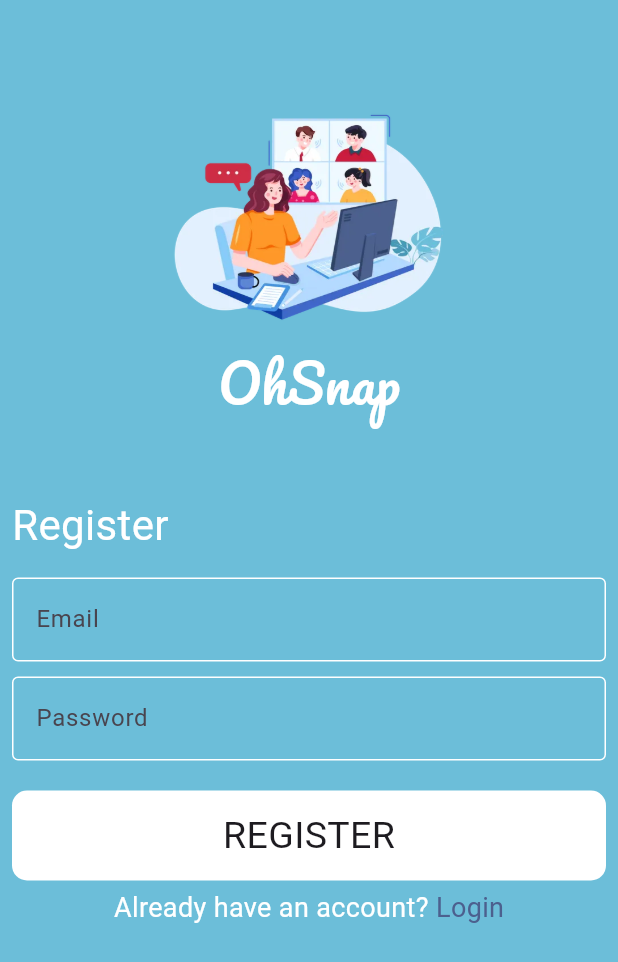
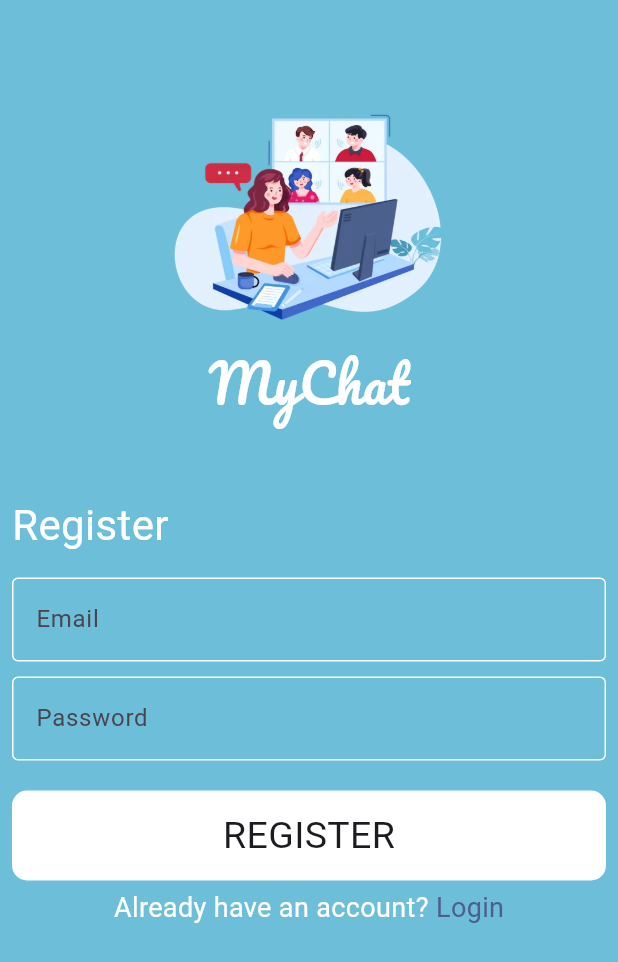
Before and after one commit to MarianAdly21/chatApp, a Flutter app: the screen it shows after launch, after a tap on "Register", on a phone screen of 412 x 824 dp. Shown: the top 962 px of the screen. Run offline on Flutter 3.47's test engine with Material 3 defaults, Android fonts, the phone set to English and light mode, and no system bars; drawn by our look-alikes of modal_progress_hud_nsn; our stand-ins replace cloud_firestore, firebase_auth, firebase_core; accounts and stored records are empty.

Commit message:
finished the app

```diff
--- a/lib/constants.dart
+++ b/lib/constants.dart
@@ -1,3 +1,7 @@
 import 'package:flutter/material.dart';
 
 const kPrimaryColor = Color(0xff6cbed9);
+const kLogo = 'assets/images/login2.webp';
+const keyMessageCollection = 'Messages';
+const kMessage = 'message';
+const kCreateAt = 'createAt';
--- a/lib/main.dart
+++ b/lib/main.dart
@@ -1,8 +1,15 @@
+import 'package:chat_app/views/chat_view.dart';
 import 'package:chat_app/views/login_view.dart';
 import 'package:chat_app/views/register_view.dart';
+import 'package:firebase_core/firebase_core.dart';
 import 'package:flutter/material.dart';
+import 'firebase_options.dart';
 
-void main() {
+void main() async {
+  WidgetsFlutterBinding.ensureInitialized();
+  await Firebase.initializeApp(
+    options: DefaultFirebaseOptions.currentPlatform,
+  );
   runApp(const ChatApp());
 }
 
@@ -13,11 +20,12 @@ class ChatApp extends StatelessWidget {
   Widget build(BuildContext context) {
     return MaterialApp(
       routes: {
-        'LoginView': (context) => LoginView(),
+        LoginView.id: (context) => const LoginView(),
         RegisterView.id: (context) => RegisterView(),
+        ChatView.id:(context) => ChatView(),
       },
       debugShowCheckedModeBanner: false,
-      initialRoute: 'LoginView',
+      initialRoute: LoginView.id,
     );
   }
 }
--- a/lib/views/login_view.dart
+++ b/lib/views/login_view.dart
@@ -1,32 +1,47 @@
 import 'package:chat_app/constants.dart';
+import 'package:chat_app/helper/show_snack_bar.dart';
+import 'package:chat_app/views/chat_view.dart';
 import 'package:chat_app/views/register_view.dart';
 import 'package:chat_app/widgets/custom_button.dart';
 import 'package:chat_app/widgets/custom_text_field.dart';
+import 'package:firebase_auth/firebase_auth.dart';
 import 'package:flutter/material.dart';
 
-class LoginView extends StatelessWidget {
+class LoginView extends StatefulWidget {
   const LoginView({super.key});
+  static String id = 'LoginView';
 
+  @override
+  State<LoginView> createState() => _LoginViewState();
+}
+
+class _LoginViewState extends State<LoginView> {
+  String? email;
+  String? password;
+  GlobalKey<FormState> formKey = GlobalKey();
+  bool isLoading = false;
   @override
   Widget build(BuildContext context) {
     return Scaffold(
       backgroundColor: kPrimaryColor,
       body: Padding(
         padding: const EdgeInsets.symmetric(horizontal: 8),
+        child: Form(
+          key: formKey,
           child: ListView(
             children: [
               const SizedBox(
                 height: 60,
               ),
               Image.asset(
-              'assets/images/login2.webp',
+                kLogo,
                 height: 170,
               ),
-            Row(
+              const Row(
                 mainAxisAlignment: MainAxisAlignment.center,
                 children: [
                   Text(
-                  "OhSnap",
+                    "MyChat",
                     style: TextStyle(
                       color: Colors.white,
                       fontSize: 35,
@@ -38,10 +53,10 @@ class LoginView extends StatelessWidget {
               const SizedBox(
                 height: 50,
               ),
-            Row(
+              const Row(
                 children: [
                   Text(
-                  'Sign in',
+                    'Login',
                     style: TextStyle(
                       fontSize: 28,
                       color: Colors.white,
@@ -50,20 +65,49 @@ class LoginView extends StatelessWidget {
                 ],
               ),
               const SizedBox(height: 15),
-            CustomTextWidget(
+              CustomFormTextField(
+                onChang: (data) {
+                  email = data;
+                },
                 hintText: 'Email',
               ),
               const SizedBox(
                 height: 10,
               ),
-            CustomTextWidget(
+              CustomFormTextField(
+                onChang: (data) {
+                  password = data;
+                },
                 hintText: 'Password',
+                isHidden: true,
               ),
               const SizedBox(
                 height: 20,
               ),
               CustomButton(
-              text: "Sign In",
+                text: "Login",
+                onTap: () async {
+                  isLoading = true;
+                  setState(() {});
+                  if (formKey.currentState!.validate()) {
+                    try {
+                      await userLogin();
+                      Navigator.pushNamed(context, ChatView.id,arguments: email);
+                    } on FirebaseAuthException catch (e) {
+                      if (e.code == 'user-not-found') {
+                        showSnackBar(context, 'No user found for that email.');
+                      } else if (e.code == 'wrong-password') {
+                        showSnackBar(
+                            context, 'Wrong password provided for that user.');
+                      }
+                    } catch (e) {
+                      print(e);
+                      showSnackBar(context, 'ther was an error');
+                    }
+                    isLoading = false;
+                    setState(() {});
+                  } else {}
+                },
               ),
               const SizedBox(
                 height: 5,
@@ -71,7 +115,7 @@ class LoginView extends StatelessWidget {
               Row(
                 mainAxisAlignment: MainAxisAlignment.center,
                 children: [
-                Text(
+                  const Text(
                     'Don\'t have an account?',
                     style: TextStyle(
                       color: Colors.white,
@@ -82,7 +126,7 @@ class LoginView extends StatelessWidget {
                     onTap: () {
                       Navigator.pushNamed(context, RegisterView.id);
                     },
-                  child: Text(
+                    child: const Text(
                       ' Register',
                       style: TextStyle(
                         color: Color(0xff4c608e),
@@ -95,6 +139,12 @@ class LoginView extends StatelessWidget {
             ],
           ),
         ),
+      ),
     );
   }
+
+  Future<void> userLogin() async {
+    UserCredential user = await FirebaseAuth.instance
+        .signInWithEmailAndPassword(email: email!, password: password!);
   }
+}
--- a/lib/views/register_view.dart
+++ b/lib/views/register_view.dart
@@ -1,31 +1,50 @@
 import 'package:chat_app/constants.dart';
+import 'package:chat_app/helper/show_snack_bar.dart';
+import 'package:chat_app/views/chat_view.dart';
 import 'package:chat_app/widgets/custom_button.dart';
 import 'package:chat_app/widgets/custom_text_field.dart';
+import 'package:firebase_auth/firebase_auth.dart';
 import 'package:flutter/material.dart';
+import 'package:modal_progress_hud_nsn/modal_progress_hud_nsn.dart';
 
-class RegisterView extends StatelessWidget {
-  const RegisterView({super.key});
+class RegisterView extends StatefulWidget {
+  RegisterView({super.key});
   static String id = "RegisterView";
+
+  @override
+  State<RegisterView> createState() => _RegisterViewState();
+}
+
+class _RegisterViewState extends State<RegisterView> {
+  String? email;
+  String? password;
+
+  GlobalKey<FormState> formKey = GlobalKey();
+  bool isLoading = false;
   @override
   Widget build(BuildContext context) {
-    return Scaffold(
+    return ModalProgressHUD(
+      inAsyncCall: isLoading,
+      child: Scaffold(
         backgroundColor: kPrimaryColor,
         body: Padding(
           padding: const EdgeInsets.symmetric(horizontal: 8),
+          child: Form(
+            key: formKey,
             child: ListView(
               children: [
                 const SizedBox(
                   height: 60,
                 ),
                 Image.asset(
-              'assets/images/login2.webp',
+                  kLogo,
                   height: 170,
                 ),
-            Row(
+                const Row(
                   mainAxisAlignment: MainAxisAlignment.center,
                   children: [
                     Text(
-                  "OhSnap",
+                      "MyChat",
                       style: TextStyle(
                         color: Colors.white,
                         fontSize: 35,
@@ -37,7 +56,7 @@ class RegisterView extends StatelessWidget {
                 const SizedBox(
                   height: 50,
                 ),
-            Row(
+                const Row(
                   children: [
                     Text(
                       'Register',
@@ -49,13 +68,29 @@ class RegisterView extends StatelessWidget {
                   ],
                 ),
                 const SizedBox(height: 15),
-            CustomTextWidget(
+                CustomFormTextField(
+                  onChang: (data) {
+                    email = data;
+                  },
+                  validator: (value) {
+                    if (value!.isEmpty) {
+                      return 'Please Enter the Email';
+                    }
+                  },
                   hintText: 'Email',
                 ),
                 const SizedBox(
                   height: 10,
                 ),
-            CustomTextWidget(
+                CustomFormTextField(
+                  onChang: (data) {
+                    password = data;
+                  },
+                  validator: (value) {
+                    if (value!.isEmpty) {
+                      return "Please Enter The Password";
+                    }
+                  },
                   hintText: 'Password',
                 ),
                 const SizedBox(
@@ -63,6 +98,28 @@ class RegisterView extends StatelessWidget {
                 ),
                 CustomButton(
                   text: "REGISTER",
+                  onTap: () async {
+                    isLoading = true;
+                    setState(() {});
+                    if (formKey.currentState!.validate()) {
+                      try {
+                        await registerUser();
+                        Navigator.pushNamed(context, ChatView.id,arguments: email);
+                      } on FirebaseAuthException catch (e) {
+                        if (e.code == 'weak-password') {
+                          showSnackBar(
+                              context, 'The password provided is too weak.');
+                        } else if (e.code == 'email-already-in-use') {
+                          showSnackBar(context,
+                              'The account already exists for that email.');
+                        }
+                      } catch (e) {
+                        showSnackBar(context, 'There Was an error');
+                      }
+                      isLoading = false;
+                      setState(() {});
+                    } else {}
+                  },
                 ),
                 const SizedBox(
                   height: 5,
@@ -70,7 +127,7 @@ class RegisterView extends StatelessWidget {
                 Row(
                   mainAxisAlignment: MainAxisAlignment.center,
                   children: [
-                Text(
+                    const Text(
                       'Already have an account?',
                       style: TextStyle(
                         color: Colors.white,
@@ -81,7 +138,7 @@ class RegisterView extends StatelessWidget {
                       onTap: () {
                         Navigator.pop(context);
                       },
-                  child: Text(
+                      child: const Text(
                         ' Login',
                         style: TextStyle(
                           color: Color(0xff4c608e),
@@ -94,6 +151,27 @@ class RegisterView extends StatelessWidget {
               ],
             ),
           ),
+        ),
+      ),
     );
   }
+
+  Future<void> registerUser() async {
+    UserCredential user = await FirebaseAuth.instance
+        .createUserWithEmailAndPassword(email: email!, password: password!);
   }
+}
+
+// String? validatePassword(String value) {
+//   RegExp regex =
+//       RegExp(r'^(?=.*?[A-Z])(?=.*?[a-z])(?=.*?[0-9])(?=.*?[!@#\$&*~]).{8,}$');
+//   if (value.isEmpty) {
+//     return 'Please enter password';
+//   } else {
+//     if (!regex.hasMatch(value)) {
+//       return 'Enter valid password';
+//     } else {
+//       return null;
+//     }
+//   }
+// }
--- a/lib/widgets/custom_button.dart
+++ b/lib/widgets/custom_button.dart
@@ -1,11 +1,14 @@
 import 'package:flutter/material.dart';
 
 class CustomButton extends StatelessWidget {
-   CustomButton({super.key,required this.text});
+   CustomButton({super.key,this.onTap,required this.text});
   String text;
+  VoidCallback? onTap;
   @override
   Widget build(BuildContext context) {
-    return Container(
+    return GestureDetector(
+      onTap:onTap ,
+      child: Container(
         width: double.infinity,
         height: 60,
         decoration: BoxDecoration(
@@ -15,10 +18,11 @@ class CustomButton extends StatelessWidget {
         child: Center(
             child: Text(
           text,
-        style: TextStyle(
+          style:const TextStyle(
             fontSize: 25,
           ),
         )),
+      ),
     );
   }
 }
--- a/lib/widgets/custom_text_field.dart
+++ b/lib/widgets/custom_text_field.dart
@@ -1,19 +1,29 @@
 import 'package:flutter/material.dart';
 
-class CustomTextWidget extends StatelessWidget {
-  CustomTextWidget({this.hintText});
+class CustomFormTextField extends StatelessWidget {
+  CustomFormTextField(
+      {super.key,
+      this.onChang,
+      this.hintText,
+      this.validator,
+      this.isHidden = false});
   String? hintText;
-
+  Function(String)? onChang;
+  String? Function(String?)? validator;
+  bool? isHidden;
   @override
   Widget build(BuildContext context) {
-    return TextField(
+    return TextFormField(
+      obscureText: isHidden!,
+      validator: validator,
+      onChanged: onChang,
       decoration: InputDecoration(
-        enabledBorder: OutlineInputBorder(
+        enabledBorder: const OutlineInputBorder(
           borderSide: BorderSide(
             color: Colors.white,
           ),
         ),
-        border: OutlineInputBorder(
+        border: const OutlineInputBorder(
           borderSide: BorderSide(
             color: Colors.white,
           ),
--- a/pubspec.yaml
+++ b/pubspec.yaml
@@ -35,6 +35,10 @@ dependencies:
   # The following adds the Cupertino Icons font to your application.
   # Use with the CupertinoIcons class for iOS style icons.
   cupertino_icons: ^1.0.2
+  firebase_core: ^2.27.0
+  firebase_auth: ^4.17.8
+  modal_progress_hud_nsn: ^0.5.1
+  cloud_firestore: ^4.15.8
 
 dev_dependencies:
   flutter_test:
```
Also changed, not shown: lib/helper/show_snack_bar.dart (added, +9 -0 lines), lib/models/message.dart (added, +12 -0 lines), lib/views/chat_view.dart (added, +112 -0 lines), lib/widgets/chat_buble.dart (added, +80 -0 lines), firebase.json (added), lib/firebase_options.dart (added), pubspec.lock, 6 other files. Lines whose indentation alone changed are shown as unchanged.
